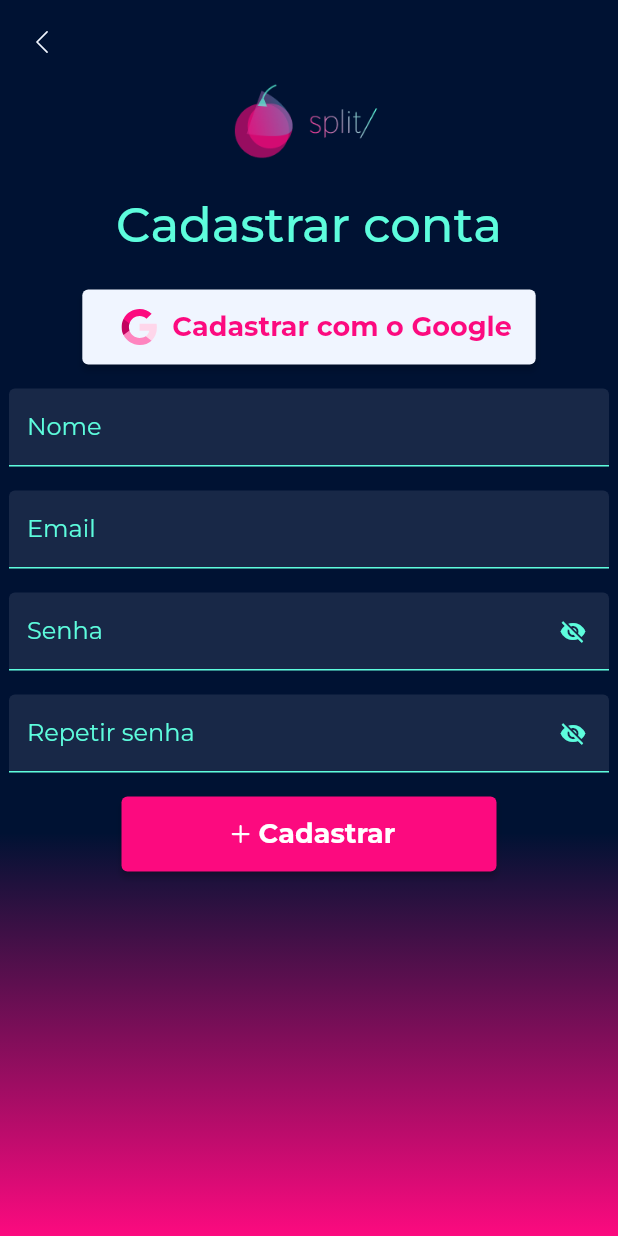
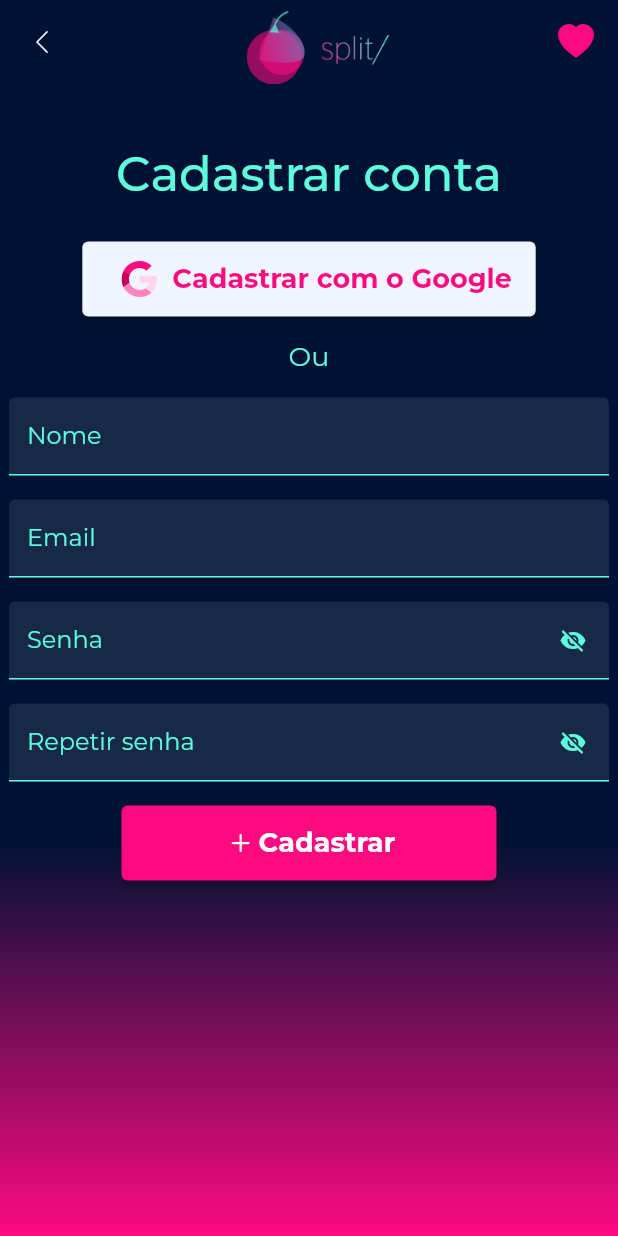
Before and after one commit to Jbnado/split_app_divisao_de_contas, a Flutter app: the SignUpPage screen opened by its route, on a phone screen of 412 x 824 dp. Run offline on Flutter 3.47's test engine with Material 2 defaults, Android fonts, the phone set to English and light mode, and no system bars; our stand-ins replace bootstrap_icons, flutter_svg.

Commit message:
Created App Bar Component

```diff
--- /dev/null
+++ b/lib/components/app_bar_component.dart
@@ -0,0 +1,55 @@
+import 'package:flutter/material.dart';
+import 'package:bootstrap_icons/bootstrap_icons.dart';
+
+import '../theme/split_theme.dart';
+
+class AppBarComponent extends StatefulWidget implements PreferredSizeWidget {
+  const AppBarComponent({
+    Key? key,
+  }) : super(key: key);
+
+  @override
+  Size get preferredSize => const Size.fromHeight(70.0);
+
+  @override
+  State<AppBarComponent> createState() => _AppBarComponentState();
+}
+
+class _AppBarComponentState extends State<AppBarComponent> {
+  @override
+  Widget build(BuildContext context) {
+    return AppBar(
+      backgroundColor: Colors.transparent,
+      elevation: 0,
+      leading: IconButton(
+        splashRadius: 6,
+        color: SplitColors.light,
+        onPressed: () {
+          Navigator.pop(context);
+        },
+        iconSize: 18,
+        icon: const Icon(
+          BootstrapIcons.chevron_left,
+        ),
+      ),
+      title: Center(
+        child: Padding(
+          padding: const EdgeInsets.only(top: 8),
+          child: Image.asset(
+            'assets/images/Logo.png',
+            height: 50,
+          ),
+        ),
+      ),
+      actions: const [
+        Padding(
+          padding: EdgeInsets.only(right: 16),
+          child: Icon(
+            BootstrapIcons.heart_fill,
+            color: SplitColors.primary,
+          ),
+        )
+      ],
+    );
+  }
+}
--- a/lib/components/split_components.dart
+++ b/lib/components/split_components.dart
@@ -1,2 +1,3 @@
 export 'button_component.dart';
 export 'input_component.dart';
+export 'app_bar_component.dart';
--- a/lib/pages/intial_pages/sign_in/sign_in_page.dart
+++ b/lib/pages/intial_pages/sign_in/sign_in_page.dart
@@ -17,21 +17,7 @@
     return Scaffold(
       resizeToAvoidBottomInset: false,
       extendBodyBehindAppBar: true,
-      appBar: AppBar(
-        backgroundColor: Colors.transparent,
-        elevation: 0,
-        leading: IconButton(
-          splashRadius: 6,
-          color: SplitColors.light,
-          onPressed: () {
-            Navigator.pop(context);
-          },
-          iconSize: 18,
-          icon: const Icon(
-            BootstrapIcons.chevron_left,
-          ),
-        ),
-      ),
+      appBar: const AppBarComponent(),
       body: SafeArea(
         maintainBottomViewPadding: true,
         child: SingleChildScrollView(
@@ -45,14 +31,8 @@
             ),
             child: Column(
               children: [
-                Center(
-                  child: Image.asset(
-                    'assets/images/Logo.png',
-                    height: 50,
-                  ),
-                ),
                 const SizedBox(
-                  height: 50,
+                  height: 100,
                 ),
                 Center(
                   child: Text(
@@ -69,7 +49,7 @@
                 Column(
                   children: [
                     const Padding(
-                      padding: EdgeInsets.only(bottom: 16),
+                      padding: EdgeInsets.only(bottom: 24),
                       child: InputComponent(
                         text: 'Email',
                         icon: BootstrapIcons.envelope,
@@ -107,7 +87,9 @@
                     ),
                     ButtonComponent(
                       text: 'Entrar',
-                      onPressed: () {},
+                      onPressed: () {
+                        Navigator.of(context).pushReplacementNamed('/home');
+                      },
                     ),
                   ],
                 ),
--- a/lib/pages/intial_pages/sign_up/sign_up_page.dart
+++ b/lib/pages/intial_pages/sign_up/sign_up_page.dart
@@ -17,21 +17,7 @@
     return Scaffold(
       resizeToAvoidBottomInset: false,
       extendBodyBehindAppBar: true,
-      appBar: AppBar(
-        backgroundColor: Colors.transparent,
-        elevation: 0,
-        leading: IconButton(
-          splashRadius: 6,
-          color: SplitColors.light,
-          onPressed: () {
-            Navigator.pop(context);
-          },
-          iconSize: 18,
-          icon: const Icon(
-            BootstrapIcons.chevron_left,
-          ),
-        ),
-      ),
+      appBar: const AppBarComponent(),
       body: SafeArea(
         maintainBottomViewPadding: true,
         child: Container(
@@ -44,14 +30,8 @@
           ),
           child: Column(
             children: [
-              Center(
-                child: Image.asset(
-                  'assets/images/Logo.png',
-                  height: 50,
-                ),
-              ),
               const SizedBox(
-                height: 24,
+                height: 26,
               ),
               Center(
                 child: Text(
@@ -63,7 +43,7 @@
                 ),
               ),
               const SizedBox(
-                height: 24,
+                height: 26,
               ),
               Column(
                 children: [
@@ -71,6 +51,15 @@
                     padding: EdgeInsets.only(bottom: 16),
                     child: GoogleButtonComponent(
                       text: 'Cadastrar',
+                    ),
+                  ),
+                  Padding(
+                    padding: const EdgeInsets.only(bottom: 16),
+                    child: Text(
+                      'Ou',
+                      style: SplitTypography.body2(
+                        textColor: SplitColors.secondary.shade200,
+                      ),
                     ),
                   ),
                   const Padding(
```
